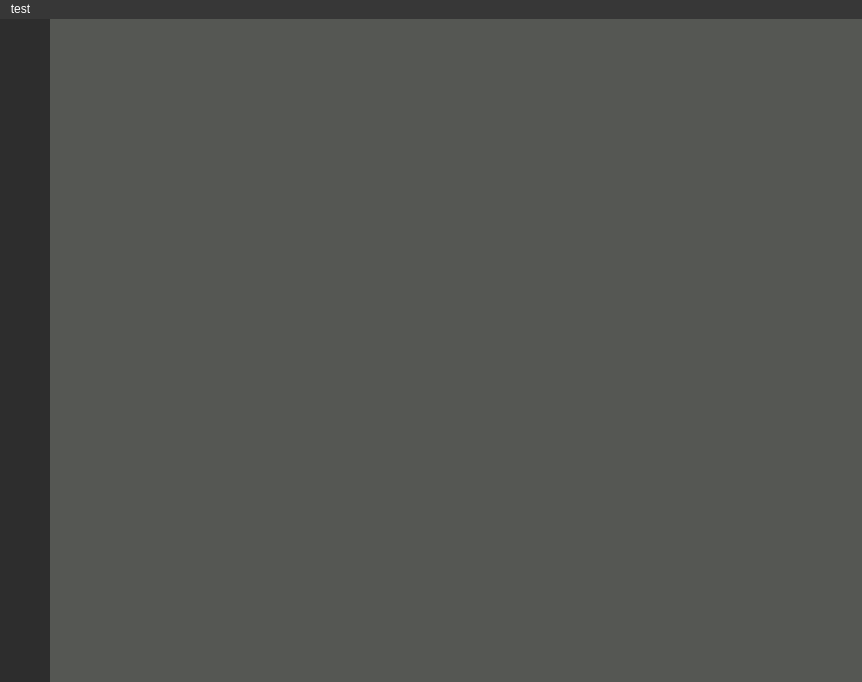
Before: the Qt Designer form yoloAnt.ui in Lachie1011/YoloAnt, drawn with Qt 5.
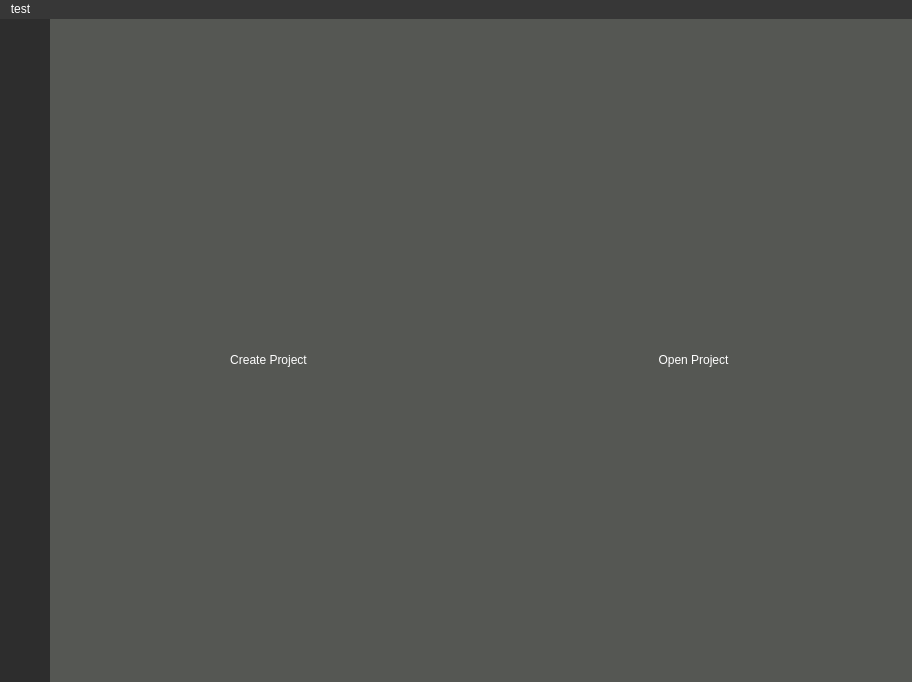
After: the same form once the commit is applied. Icons and pictures are not drawn.

Diff of the .ui file:
```diff
--- a/yoloAnt.ui
+++ b/yoloAnt.ui
@@ -88,7 +88,7 @@
       </property>
       <property name="minimumSize">
        <size>
-        <width>40</width>
+        <width>50</width>
         <height>635</height>
        </size>
       </property>
@@ -129,7 +129,7 @@
            <number>0</number>
           </property>
           <item>
-           <widget class="QPushButton" name="mousePointer">
+           <widget class="QPushButton" name="annotTabBtn">
             <property name="toolTip">
              <string>Selection tool to select annotation</string>
             </property>
@@ -138,7 +138,8 @@
             </property>
             <property name="icon">
              <iconset>
-              <normaloff>icons/icons8-pencil-50.png</normaloff>icons/icons8-pencil-50.png</iconset>
+              <normaloff>icons/icons8-pencil-50.png</normaloff>
+              <normalon>icons/icons8-pencil-50-selected.png</normalon>icons/icons8-pencil-50.png</iconset>
             </property>
             <property name="iconSize">
              <size>
@@ -147,6 +148,9 @@
              </size>
             </property>
             <property name="checkable">
+             <bool>true</bool>
+            </property>
+            <property name="checked">
              <bool>false</bool>
             </property>
            </widget>
@@ -179,7 +183,7 @@
            <number>0</number>
           </property>
           <item>
-           <widget class="QPushButton" name="projectsTab">
+           <widget class="QPushButton" name="projectsTabBtn">
             <property name="minimumSize">
              <size>
               <width>50</width>
@@ -191,7 +195,8 @@
             </property>
             <property name="icon">
              <iconset>
-              <normaloff>icons/icons8-project-50.png</normaloff>icons/icons8-project-50.png</iconset>
+              <normaloff>icons/icons8-project-50.png</normaloff>
+              <normalon>icons/icons8-project-50-selected.png</normalon>icons/icons8-project-50.png</iconset>
             </property>
             <property name="iconSize">
              <size>
@@ -200,7 +205,7 @@
              </size>
             </property>
             <property name="checkable">
-             <bool>false</bool>
+             <bool>true</bool>
             </property>
            </widget>
           </item>
@@ -223,7 +228,7 @@
            <number>0</number>
           </property>
           <item>
-           <widget class="QPushButton" name="mlTab">
+           <widget class="QPushButton" name="mlTabBtn">
             <property name="minimumSize">
              <size>
               <width>50</width>
@@ -235,7 +240,8 @@
             </property>
             <property name="icon">
              <iconset>
-              <normaloff>icons/icons8-ant-head-50.png</normaloff>icons/icons8-ant-head-50.png</iconset>
+              <normaloff>icons/icons8-ant-head-50.png</normaloff>
+              <normalon>icons/icons8-ant-head-50-selected.png</normalon>icons/icons8-ant-head-50.png</iconset>
             </property>
             <property name="iconSize">
              <size>
@@ -244,7 +250,7 @@
              </size>
             </property>
             <property name="checkable">
-             <bool>false</bool>
+             <bool>true</bool>
             </property>
            </widget>
           </item>
@@ -289,7 +295,7 @@
            <number>0</number>
           </property>
           <item>
-           <widget class="QPushButton" name="pushButton">
+           <widget class="QPushButton" name="infoBtn">
             <property name="minimumSize">
              <size>
               <width>50</width>
@@ -318,7 +324,7 @@
      </widget>
     </item>
     <item>
-     <widget class="QWidget" name="annotationWindowContainer" native="true">
+     <widget class="QWidget" name="mainWindowContainer" native="true">
       <property name="enabled">
        <bool>true</bool>
       </property>
@@ -342,8 +348,8 @@
         <widget class="QStackedWidget" name="stackedWidget">
          <property name="minimumSize">
           <size>
-           <width>700</width>
-           <height>400</height>
+           <width>862</width>
+           <height>660</height>
           </size>
          </property>
          <property name="accessibleDescription">
@@ -361,10 +367,233 @@
          <property name="currentIndex">
           <number>0</number>
          </property>
-         <widget class="QWidget" name="entryPage"/>
-         <widget class="QWidget" name="annotationPage"/>
-         <widget class="QWidget" name="projectPage"/>
-         <widget class="QWidget" name="machineLearningPage"/>
+         <widget class="QWidget" name="entryPage">
+          <layout class="QHBoxLayout" name="horizontalLayout_2">
+           <item>
+            <widget class="QFrame" name="createProjectFrame">
+             <property name="frameShape">
+              <enum>QFrame::StyledPanel</enum>
+             </property>
+             <property name="frameShadow">
+              <enum>QFrame::Raised</enum>
+             </property>
+             <layout class="QVBoxLayout" name="verticalLayout_6">
+              <property name="spacing">
+               <number>0</number>
+              </property>
+              <item>
+               <spacer name="verticalSpacer_4">
+                <property name="orientation">
+                 <enum>Qt::Vertical</enum>
+                </property>
+                <property name="sizeHint" stdset="0">
+                 <size>
+                  <width>20</width>
+                  <height>40</height>
+                 </size>
+                </property>
+               </spacer>
+              </item>
+              <item>
+               <widget class="QPushButton" name="createProjectBtn">
+                <property name="text">
+                 <string/>
+                </property>
+                <property name="icon">
+                 <iconset>
+                  <normaloff>icons/createProject.png</normaloff>icons/createProject.png</iconset>
+                </property>
+                <property name="iconSize">
+                 <size>
+                  <width>100</width>
+                  <height>100</height>
+                 </size>
+                </property>
+               </widget>
+              </item>
+              <item>
+               <widget class="QLabel" name="createProjectLbl">
+                <property name="maximumSize">
+                 <size>
+                  <width>16777215</width>
+                  <height>50</height>
+                 </size>
+                </property>
+                <property name="text">
+                 <string>Create Project</string>
+                </property>
+                <property name="alignment">
+                 <set>Qt::AlignCenter</set>
+                </property>
+               </widget>
+              </item>
+              <item>
+               <spacer name="verticalSpacer_2">
+                <property name="orientation">
+                 <enum>Qt::Vertical</enum>
+                </property>
+                <property name="sizeHint" stdset="0">
+                 <size>
+                  <width>20</width>
+                  <height>40</height>
+                 </size>
+                </property>
+               </spacer>
+              </item>
+             </layout>
+            </widget>
+           </item>
+           <item>
+            <widget class="QFrame" name="openProjectFrame">
+             <property name="sizePolicy">
+              <sizepolicy hsizetype="Preferred" vsizetype="Preferred">
+               <horstretch>0</horstretch>
+               <verstretch>0</verstretch>
+              </sizepolicy>
+             </property>
+             <property name="maximumSize">
+              <size>
+               <width>16777215</width>
+               <height>16777215</height>
+              </size>
+             </property>
+             <property name="frameShape">
+              <enum>QFrame::StyledPanel</enum>
+             </property>
+             <property name="frameShadow">
+              <enum>QFrame::Raised</enum>
+             </property>
+             <property name="lineWidth">
+              <number>1</number>
+             </property>
+             <layout class="QVBoxLayout" name="_2">
+              <property name="spacing">
+               <number>0</number>
+              </property>
+              <property name="sizeConstraint">
+               <enum>QLayout::SetDefaultConstraint</enum>
+              </property>
+              <item>
+               <spacer name="verticalSpacer_5">
+                <property name="orientation">
+                 <enum>Qt::Vertical</enum>
+                </property>
+                <property name="sizeHint" stdset="0">
+                 <size>
+                  <width>20</width>
+                  <height>40</height>
+                 </size>
+                </property>
+               </spacer>
+              </item>
+              <item>
+               <widget class="QPushButton" name="openProjecBtn">
+                <property name="text">
+                 <string/>
+                </property>
+                <property name="icon">
+                 <iconset>
+                  <normaloff>icons/openProject.png</normaloff>icons/openProject.png</iconset>
+                </property>
+                <property name="iconSize">
+                 <size>
+                  <width>100</width>
+                  <height>100</height>
+                 </size>
+                </property>
+               </widget>
+              </item>
+              <item>
+               <widget class="QLabel" name="openProjectLbl">
+                <property name="sizePolicy">
+                 <sizepolicy hsizetype="Preferred" vsizetype="Preferred">
+                  <horstretch>0</horstretch>
+                  <verstretch>0</verstretch>
+                 </sizepolicy>
+                </property>
+                <property name="maximumSize">
+                 <size>
+                  <width>16777215</width>
+                  <height>50</height>
+                 </size>
+                </property>
+                <property name="frameShape">
+                 <enum>QFrame::NoFrame</enum>
+                </property>
+                <property name="lineWidth">
+                 <number>1</number>
+                </property>
+                <property name="text">
+                 <string>Open Project</string>
+                </property>
+                <property name="alignment">
+                 <set>Qt::AlignCenter</set>
+                </property>
+               </widget>
+              </item>
+              <item>
+               <spacer name="verticalSpacer_3">
+                <property name="orientation">
+                 <enum>Qt::Vertical</enum>
+                </property>
+                <property name="sizeHint" stdset="0">
+                 <size>
+                  <width>20</width>
+                  <height>40</height>
+                 </size>
+                </property>
+               </spacer>
+              </item>
+             </layout>
+            </widget>
+           </item>
+          </layout>
+         </widget>
+         <widget class="QWidget" name="annotationPage">
+          <widget class="QLabel" name="label">
+           <property name="geometry">
+            <rect>
+             <x>390</x>
+             <y>250</y>
+             <width>67</width>
+             <height>17</height>
+            </rect>
+           </property>
+           <property name="text">
+            <string>annot page</string>
+           </property>
+          </widget>
+         </widget>
+         <widget class="QWidget" name="projectPage">
+          <widget class="QLabel" name="label_2">
+           <property name="geometry">
+            <rect>
+             <x>480</x>
+             <y>330</y>
+             <width>67</width>
+             <height>17</height>
+            </rect>
+           </property>
+           <property name="text">
+            <string>proj Page</string>
+           </property>
+          </widget>
+         </widget>
+         <widget class="QWidget" name="machineLearningPage">
+          <widget class="QLabel" name="label_3">
+           <property name="geometry">
+            <rect>
+             <x>310</x>
+             <y>320</y>
+             <width>67</width>
+             <height>17</height>
+            </rect>
+           </property>
+           <property name="text">
+            <string>ML Page</string>
+           </property>
+          </widget>
+         </widget>
         </widget>
        </item>
       </layout>
@@ -381,6 +610,12 @@
      <height>22</height>
     </rect>
    </property>
+   <property name="minimumSize">
+    <size>
+     <width>25</width>
+     <height>0</height>
+    </size>
+   </property>
    <property name="palette">
     <palette>
      <active>
```
